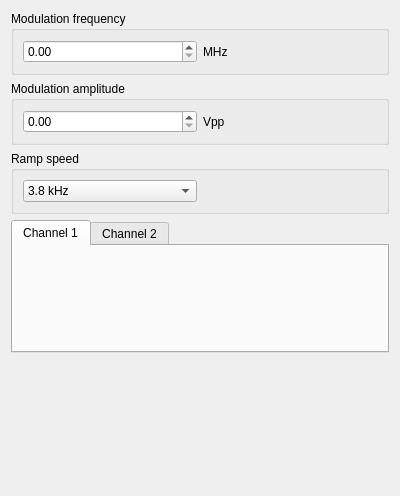
Qt form linien/client/ui/modulation_ramp_panel.ui (linien-org/linien) before a commit.
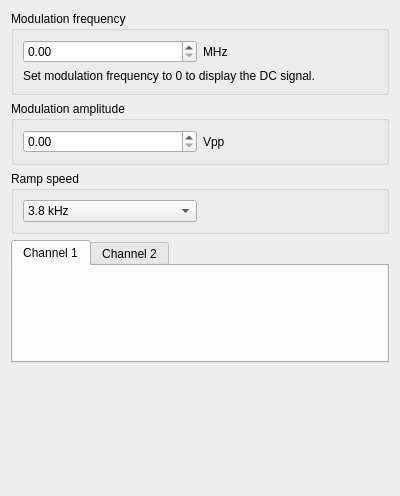
The same form after that commit. Custom widgets are drawn as their Qt base class.

Commit message: automatic filter: disable when modfreq == 0

Patch:
```diff
--- a/linien/client/ui/modulation_ramp_panel.ui
+++ b/linien/client/ui/modulation_ramp_panel.ui
@@ -38,6 +38,16 @@
         </item>
        </layout>
       </item>
+      <item>
+       <widget class="QLabel" name="label_3">
+        <property name="text">
+         <string>Set modulation frequency to 0 to display the DC signal.</string>
+        </property>
+        <property name="wordWrap">
+         <bool>true</bool>
+        </property>
+       </widget>
+      </item>
      </layout>
     </widget>
    </item>
```
The commit also changes 1 other file.
